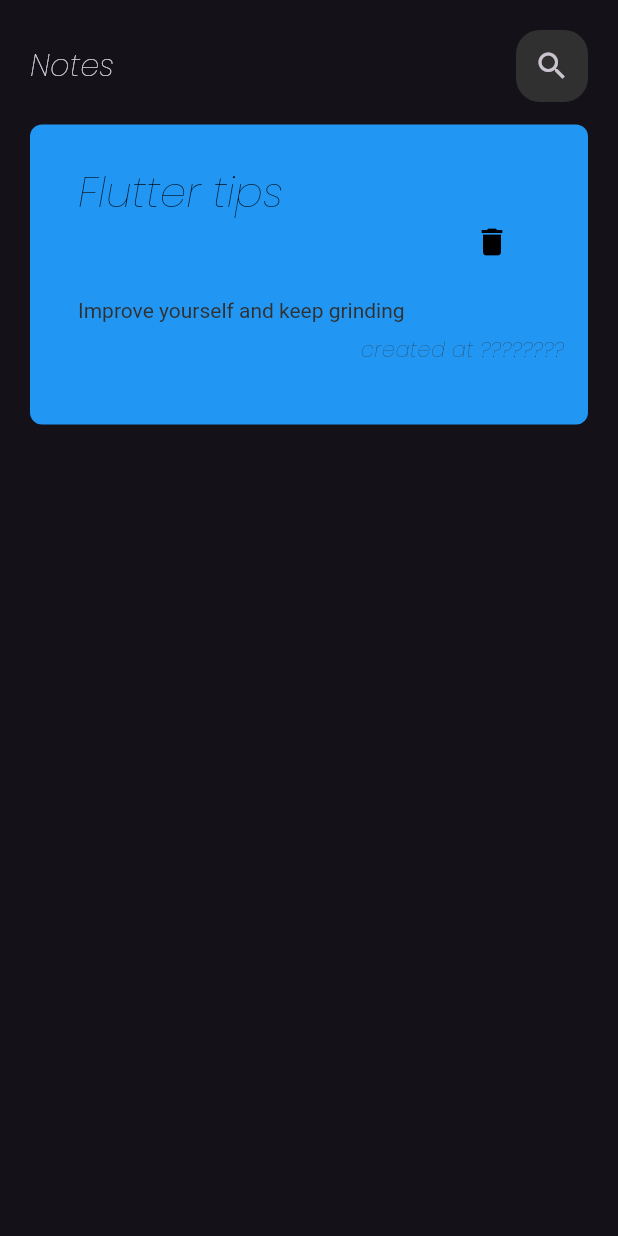
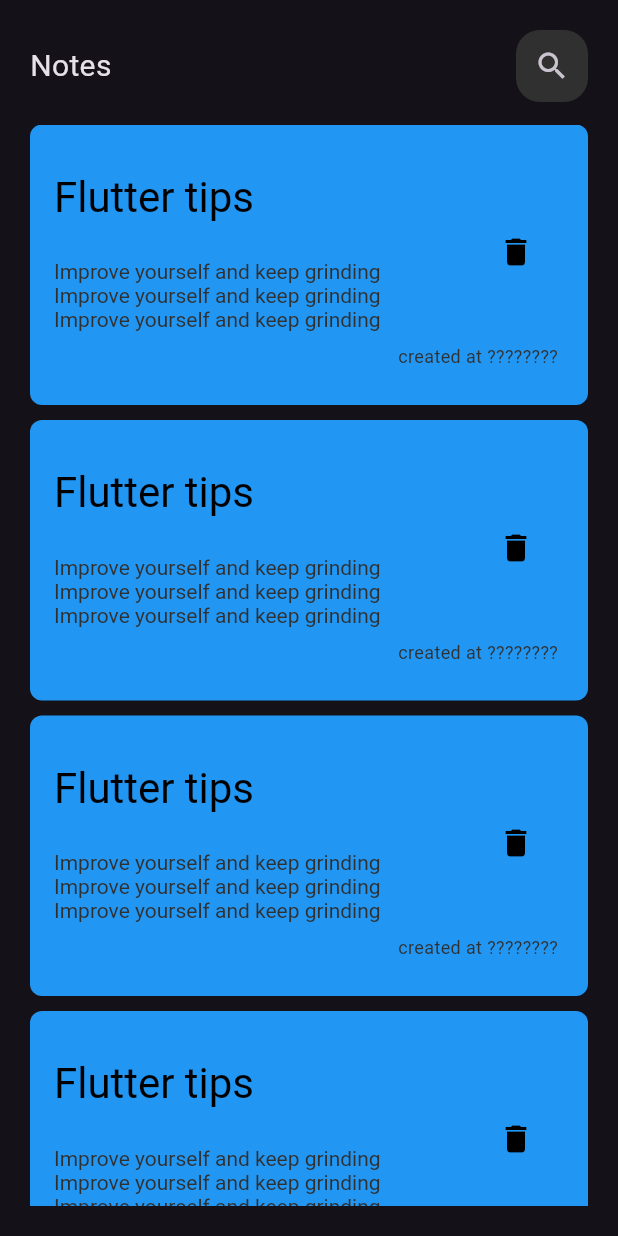
Before and after one commit to AhmedMKV/notes_app, a Flutter app: the screen it shows after launch, on a phone screen of 412 x 824 dp. Run offline on Flutter 3.47's test engine with Material 3 defaults, Android fonts, the phone set to English and light mode, and no system bars.

Commit message:
create notes list view

```diff
--- a/lib/main.dart
+++ b/lib/main.dart
@@ -16,7 +16,7 @@ class NotesApp extends StatelessWidget {
     return MaterialApp(
       debugShowCheckedModeBanner: false,
 theme: ThemeData(
-  fontFamily: 'Poppins',
+
   brightness: Brightness.dark
 ),
       home: NotesView(),
--- a/lib/views/widgets/custom_note_item.dart
+++ b/lib/views/widgets/custom_note_item.dart
@@ -8,27 +8,29 @@ class CustomNoteItem extends StatelessWidget {
     return Container(
       decoration: BoxDecoration(
           borderRadius: BorderRadius.circular(8), color: Colors.blue),
-      height: 200,
-      width: double.infinity,
+
       child: Padding(
-        padding: const EdgeInsets.symmetric(horizontal: 16, vertical: 16),
+        padding: const EdgeInsets.only(top: 24,bottom: 24,),
         child: Column(
           crossAxisAlignment: CrossAxisAlignment.end,
           children: [
             ListTile(
 
               title: Padding(
-                padding: const EdgeInsets.only(bottom: 50),
+                padding: const EdgeInsets.only(bottom: 25),
                 child: Text('Flutter tips'),
               ),
-              titleTextStyle: TextStyle(color: Colors.black,fontSize: 28,fontFamily: 'Poppins',),
-              subtitle: Text('Improve yourself and keep grinding'),
+              titleTextStyle: TextStyle(color: Colors.black,fontSize: 28,),
+              subtitle: Text('Improve yourself and keep grinding Improve yourself and keep grinding Improve yourself and keep grinding'),
               subtitleTextStyle: TextStyle(color: Color(0xFF303030),fontSize: 14),
               trailing: IconButton(onPressed: (){},
                   icon: Icon(Icons.delete,size: 24,color: Colors.black,)),
 
             ),
-            Text('created at ????????',style: TextStyle(color: Color(0xFF303030),fontSize: 14),)
+            Padding(
+              padding: const EdgeInsets.only(right: 20),
+              child: Text('created at ????????',style: TextStyle(color: Color(0xFF303030),fontSize: 12),),
+            )
 
           ],
         )
--- /dev/null
+++ b/lib/views/widgets/notes_list_view.dart
@@ -0,0 +1,21 @@
+import 'package:flutter/material.dart';
+
+import 'custom_note_item.dart';
+
+class NotesListView extends StatelessWidget {
+  const NotesListView({super.key});
+
+  @override
+  Widget build(BuildContext context) {
+    return  ListView.separated(
+
+
+        itemCount: 10,
+        itemBuilder: (context , index){
+          return CustomNoteItem();
+        },
+        separatorBuilder: (context, index) => SizedBox(
+          height: 10,)
+    );
+  }
+}
--- a/lib/views/widgets/notes_view_body.dart
+++ b/lib/views/widgets/notes_view_body.dart
@@ -1,22 +1,25 @@
 import 'package:flutter/material.dart';
 import 'package:notes_app/views/widgets/custom_app_bar.dart';
-import 'package:notes_app/views/widgets/custom_note_item.dart';
+
+import 'package:notes_app/views/widgets/notes_list_view.dart';
 
 class NotesViewBody extends StatelessWidget {
   const NotesViewBody({super.key});
 
   @override
   Widget build(BuildContext context) {
-    return
-      Padding(
+    return Padding(
       padding: const EdgeInsets.symmetric(vertical: 20, horizontal: 20),
-      child:Column(
-
+      child: Column(
         children: [
           CustomAppBar(),
-          SizedBox(height: 15,),
-          CustomNoteItem()
-
+          SizedBox(
+            height: 15,
+          ),
+          Expanded(
+            child:
+           NotesListView()
+          ),
         ],
       ),
     );
```
